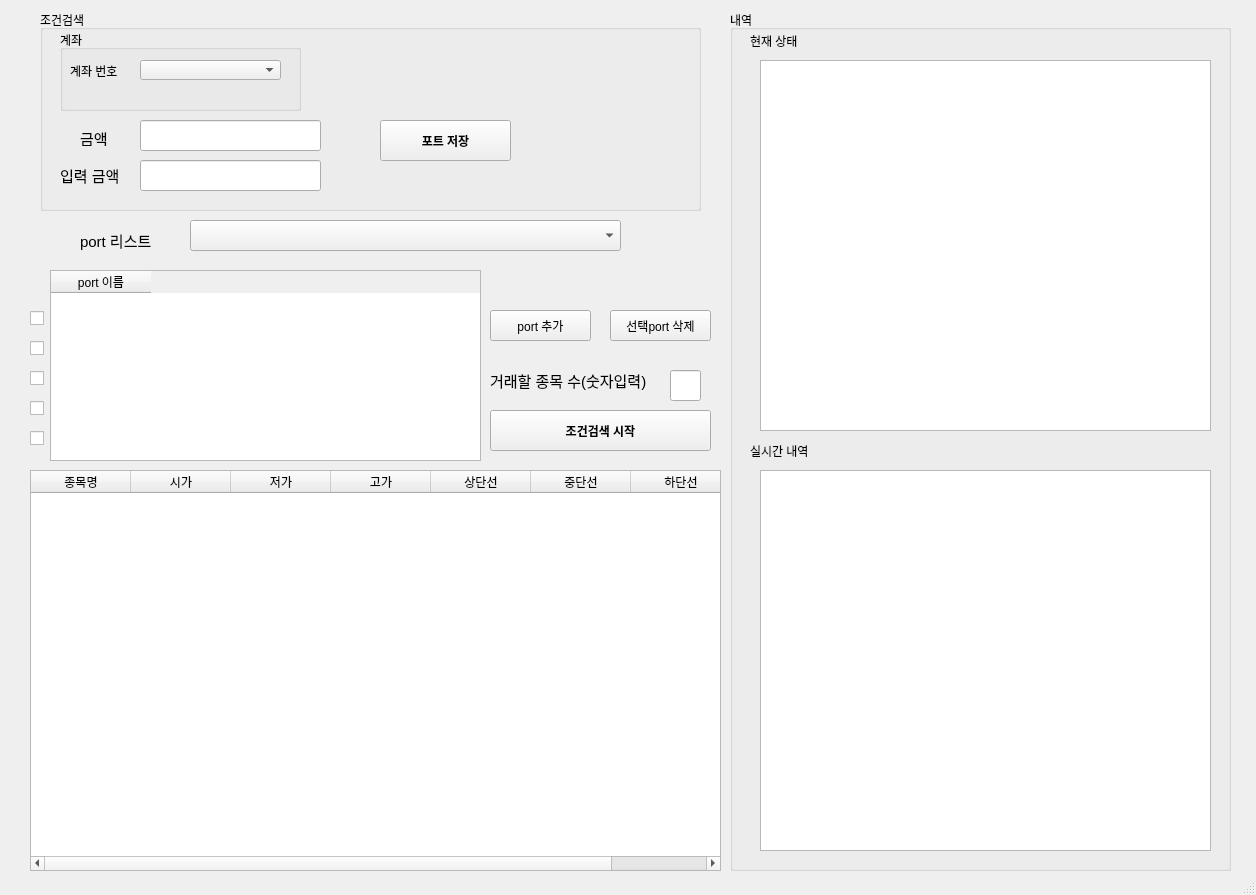
The window that exam_2.ui (sungju1572/auto_trade_4) describes before a commit, drawn with Qt 5.
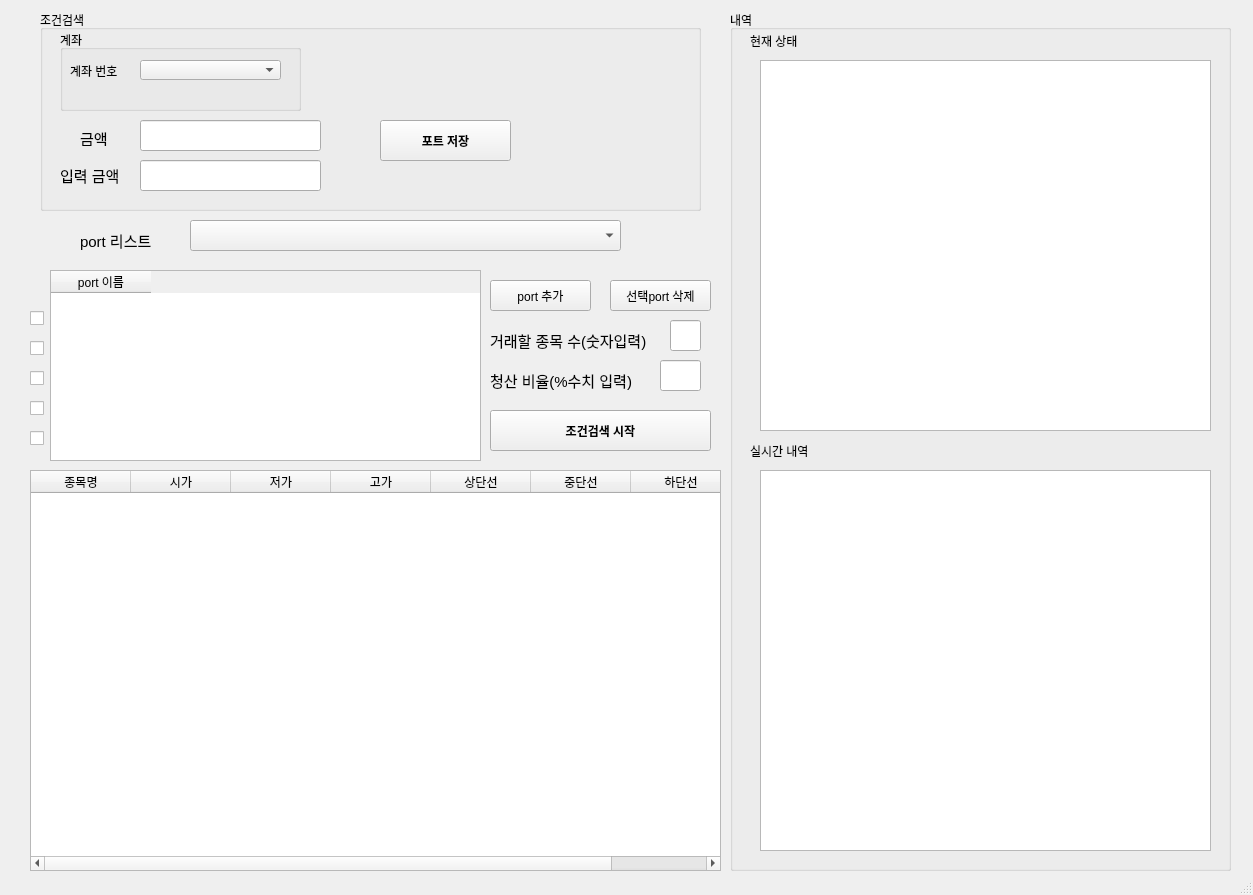
The same window after the commit. Icons and pictures are not drawn.

Commit message: 손실 %입력하게끔 변경

```diff
--- a/exam_2.ui
+++ b/exam_2.ui
@@ -6,7 +6,7 @@
    <rect>
     <x>0</x>
     <y>0</y>
-    <width>1256</width>
+    <width>1253</width>
     <height>895</height>
    </rect>
   </property>
@@ -274,7 +274,7 @@
     <property name="geometry">
      <rect>
       <x>490</x>
-      <y>310</y>
+      <y>280</y>
       <width>101</width>
       <height>31</height>
      </rect>
@@ -302,7 +302,7 @@
     <property name="geometry">
      <rect>
       <x>610</x>
-      <y>310</y>
+      <y>280</y>
       <width>101</width>
       <height>31</height>
      </rect>
@@ -423,7 +423,7 @@
     <property name="geometry">
      <rect>
       <x>490</x>
-      <y>370</y>
+      <y>330</y>
       <width>171</width>
       <height>21</height>
      </rect>
@@ -441,7 +441,7 @@
     <property name="geometry">
      <rect>
       <x>670</x>
-      <y>370</y>
+      <y>320</y>
       <width>31</width>
       <height>31</height>
      </rect>
@@ -452,6 +452,39 @@
      </font>
     </property>
    </widget>
+   <widget class="QLabel" name="label_8">
+    <property name="geometry">
+     <rect>
+      <x>490</x>
+      <y>370</y>
+      <width>161</width>
+      <height>21</height>
+     </rect>
+    </property>
+    <property name="font">
+     <font>
+      <pointsize>11</pointsize>
+     </font>
+    </property>
+    <property name="text">
+     <string>청산 비율(%수치 입력)</string>
+    </property>
+   </widget>
+   <widget class="QLineEdit" name="lineEdit_12">
+    <property name="geometry">
+     <rect>
+      <x>660</x>
+      <y>360</y>
+      <width>41</width>
+      <height>31</height>
+     </rect>
+    </property>
+    <property name="font">
+     <font>
+      <pointsize>11</pointsize>
+     </font>
+    </property>
+   </widget>
   </widget>
   <widget class="QStatusBar" name="statusbar"/>
  </widget>
```
